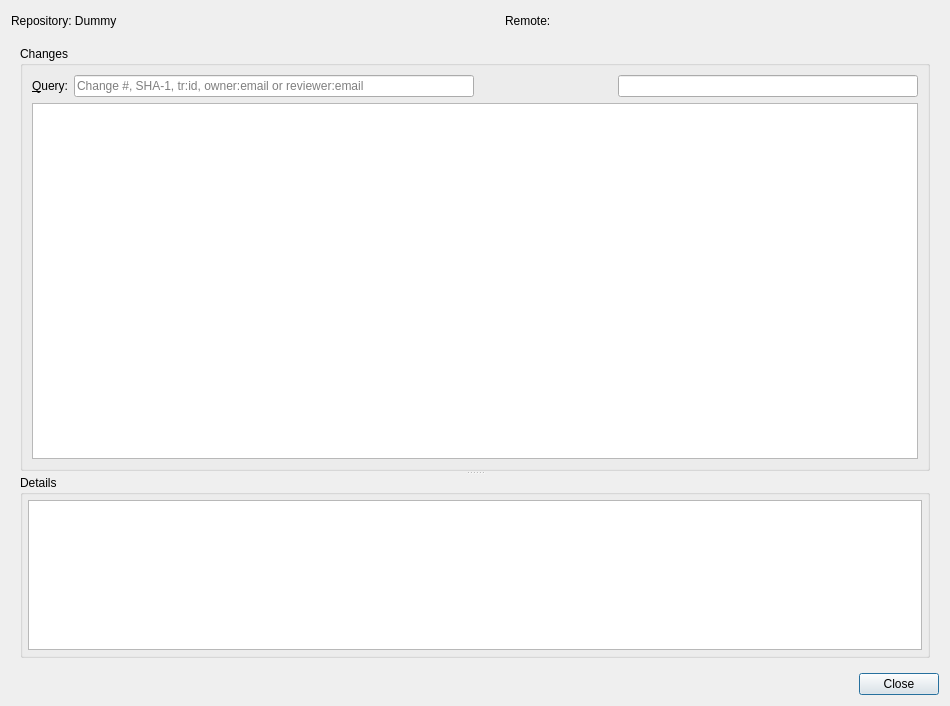
The window that src/plugins/git/gerrit/gerritdialog.ui (qt-creator/qt-creator) describes before a commit, drawn with Qt 5.
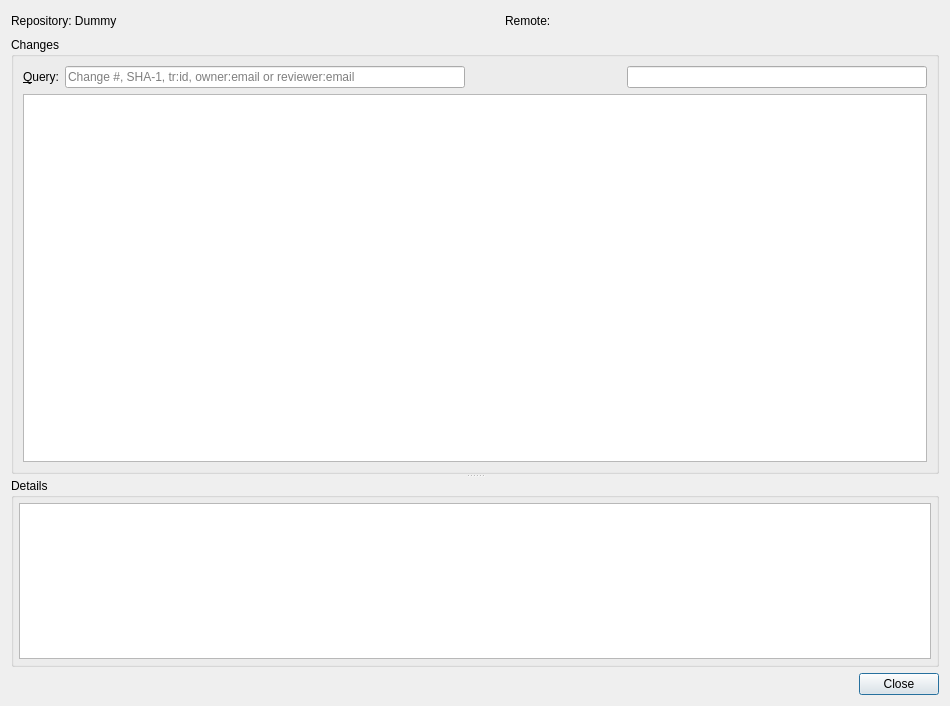
The same window after the commit. Custom widgets are drawn as their Qt base class.

Commit message:
Git: Remove extra margins in the Gerrit Dialog
The margins in the Gerrit dialog stand out compared to other ui in Qt
Creator, and they occupy space.

Fixes: QTCREATORBUG-27217

```diff
--- a/src/plugins/git/gerrit/gerritdialog.ui
+++ b/src/plugins/git/gerrit/gerritdialog.ui
@@ -70,6 +70,18 @@
    <item>
     <widget class="QWidget" name="widget" native="true">
      <layout class="QVBoxLayout" name="verticalLayout_2">
+      <property name="leftMargin">
+       <number>0</number>
+      </property>
+      <property name="topMargin">
+       <number>0</number>
+      </property>
+      <property name="rightMargin">
+       <number>0</number>
+      </property>
+      <property name="bottomMargin">
+       <number>0</number>
+      </property>
       <item>
        <widget class="QSplitter" name="splitter">
         <property name="orientation">
```
